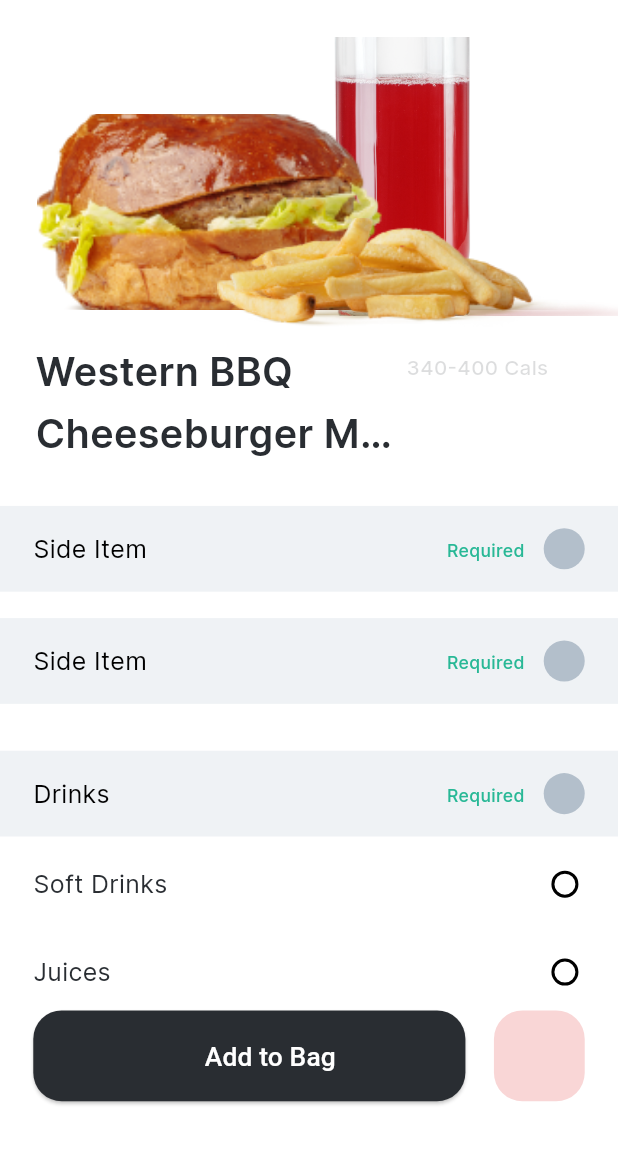
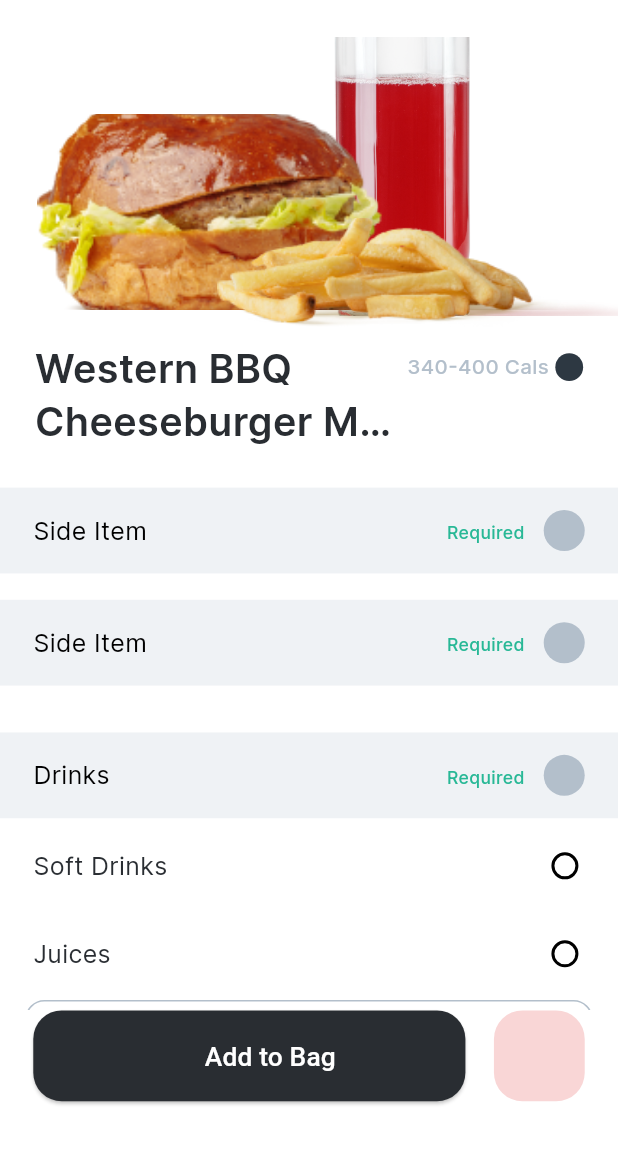
Before and after one commit to Satyateks/foodBooking, a Flutter app: the MealFullScreen screen opened by its route, on a phone screen of 412 x 824 dp, the part 63-1228 px from its top. Run offline on Flutter 3.47's test engine with Material 3 defaults, Android fonts, the phone set to English and light mode, and no system bars; our stand-ins replace cached_network_image, carousel_slider, flutter_rating_bar, flutter_svg, google_maps_flutter, pin_code_fields and 1 more; missing offline and left inert: country_pickers; Roboto replaces fonts that are missing (SF Pro); statements that could not run were skipped.

Commit message:
Update meal_full_screen.dart

```diff
--- a/lib/presentation/meal_full_screen/meal_full_screen.dart
+++ b/lib/presentation/meal_full_screen/meal_full_screen.dart
@@ -34,7 +34,7 @@ class MealFullScreen extends StatelessWidget {
                               child: Column(children: [
                                 _buildProductPicture(context),
                                 SizedBox(height: 10.v),
-                                _buildProductInfo(context),
+                                _buildProductName(context),
                                 SizedBox(height: 26.v),
                                 _buildSideItem(context),
                                 SizedBox(height: 32.v),
@@ -142,35 +142,74 @@ class MealFullScreen extends StatelessWidget {
   }
 
   /// Section Widget
-  Widget _buildProductInfo(BuildContext context) {
-    return Padding(
-        padding: EdgeInsets.symmetric(horizontal: 21.h),
-        child: Row(
-            mainAxisAlignment: MainAxisAlignment.center,
-            crossAxisAlignment: CrossAxisAlignment.start,
-            children: [
-              SizedBox(
+  // Widget _buildProductInfo(BuildContext context) {
+  //   return Padding(
+  //       padding: EdgeInsets.symmetric(horizontal: 15.h),
+  //       child: Row(
+  //           mainAxisAlignment: MainAxisAlignment.center,
+  //           crossAxisAlignment: CrossAxisAlignment.start,
+  //           children: [
+  //             SizedBox(
+  //               // width: 274.h,
+  //               child: Text("Western BBQ \nCheeseburger Meal",
+  //                   maxLines: 2,
+  //                   overflow: TextOverflow.ellipsis,
+  //                   style:
+  //                       theme.textTheme.headlineMedium!.copyWith(height: 1.56)),
+  //             ),
+  //             Opacity(
+  //                 opacity: 0.34,
+  //                 child: Padding(
+  //                   padding: EdgeInsets.only(top: 8.v, bottom: 58.v),
+  //                   child: Text("340-400 Cals",
+  //                       style: CustomTextStyles.titleSmallPrimary),
+  //                 )),
+  //             Opacity(
+  //                 opacity: 0.34,
+  //                 child: CustomImageView(
+  //                     imagePath: ImageConstant.imgInbox,
+  //                     height: 19.adaptSize,
+  //                     width: 19.adaptSize,
+  //                     margin:
+  //                         EdgeInsets.only(left: 4.h, top: 7.v, bottom: 57.v)))
+  //           ]));
+  // }
+  Widget _buildProductName(BuildContext context) {
+    return SizedBox(
+        height: 74.v,
+        width: 346.h,
+        child: Stack(alignment: Alignment.topRight, children: [
+          Align(
+              alignment: Alignment.centerLeft,
+              child: SizedBox(
                   width: 234.h,
                   child: Text("Western BBQ Cheeseburger Meal",
                       maxLines: 2,
                       overflow: TextOverflow.ellipsis,
                       style: theme.textTheme.headlineMedium!
-                          .copyWith(height: 1.56))),
-              Opacity(
-                  opacity: 0.34,
-                  child: Padding(
-                      padding: EdgeInsets.only(top: 8.v, bottom: 58.v),
-                      child: Text("340-400 Cals",
-                          style: CustomTextStyles.titleSmallPrimary))),
-              Opacity(
-                  opacity: 0.34,
-                  child: CustomImageView(
-                      imagePath: ImageConstant.imgInbox,
-                      height: 19.adaptSize,
-                      width: 19.adaptSize,
-                      margin:
-                          EdgeInsets.only(left: 4.h, top: 7.v, bottom: 57.v)))
-            ]));
+                          .copyWith(height: 1.33)))),
+          Align(
+              alignment: Alignment.topRight,
+              child: Padding(
+                  padding: EdgeInsets.only(top: 7.v),
+                  child: Row(
+                      mainAxisAlignment: MainAxisAlignment.end,
+                      mainAxisSize: MainAxisSize.min,
+                      children: [
+                        Padding(
+                            padding: EdgeInsets.only(bottom: 1.v),
+                            child: Text("340-400 Cals",
+                                style: CustomTextStyles.titleSmallBluegray200)),
+                        Padding(
+                            padding: EdgeInsets.only(left: 4.h),
+                            child: CustomIconButton(
+                                height: 19.adaptSize,
+                                width: 19.adaptSize,
+                                child: CustomImageView(
+                                    imagePath:
+                                        ImageConstant.imgInboxBlueGray200)))
+                      ])))
+        ]));
   }
 
   /// Section Widget
```
